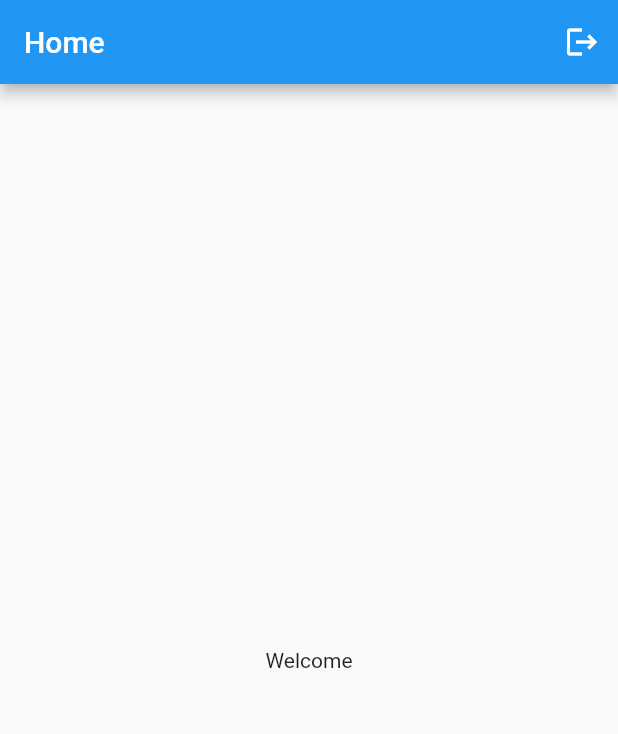
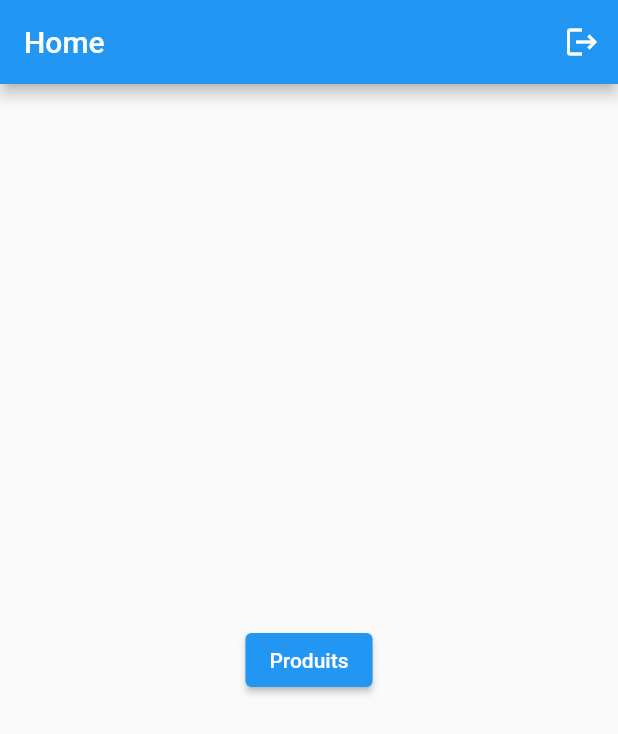
Before and after one commit to ismail97-hub/flutter_cours, a Flutter app: the HomeView screen opened directly, on a phone screen of 412 x 824 dp. Shown: the top 734 px of the screen. Run offline on Flutter 3.47's test engine with Material 2 defaults, Android fonts, the phone set to English and light mode, and no system bars; our stand-ins replace floor, shared_preferences, sqflite; accounts and stored records are empty; generated files the repository leaves out were written again.

Commit message:
add product entity to database and product view

```diff
--- a/lib/database/client_dao.dart
+++ b/lib/database/client_dao.dart
@@ -2,7 +2,7 @@ import 'package:floor/floor.dart';
 import 'package:secondapp/database/model.dart';
 
 @dao
-abstract class ClinetDAO {
+abstract class ClientDAO {
   @Query("SELECT * FROM Client")
   Future<List<Client>> findAll();
 
--- a/lib/database/database.dart
+++ b/lib/database/database.dart
@@ -2,13 +2,15 @@ import 'dart:async';
 import 'package:floor/floor.dart';
 import 'package:secondapp/database/client_dao.dart';
 import 'package:secondapp/database/model.dart';
+import 'package:secondapp/database/produit_dao.dart';
 import 'package:sqflite/sqflite.dart' as sqflite;
 
 part 'database.g.dart';
 
-@Database(version: 1, entities: [Client])
+@Database(version: 1, entities: [Client,Produit])
 abstract class AppDatabase extends FloorDatabase {
-  ClinetDAO get clientDao;
+  ClientDAO get clientDao;
+  ProduitDAO get produitDAO;
 
   static Future<AppDatabase> create(){
     return $FloorAppDatabase.databaseBuilder('test.db').build();
--- a/lib/database/model.dart
+++ b/lib/database/model.dart
@@ -15,3 +15,18 @@ class Client {
 
   Client(this.id,this.username,this.password,this.telephone,this.role);
 }
+
+@entity
+class Produit {
+  @PrimaryKey(autoGenerate: true)
+  int? id;
+
+  String designation;
+
+  double pu;
+
+  int qte;
+
+  Produit(this.id,this.designation,this.pu,this.qte);
+
+}
--- a/lib/home_view.dart
+++ b/lib/home_view.dart
@@ -2,6 +2,7 @@ import 'package:flutter/cupertino.dart';
 import 'package:flutter/material.dart';
 import 'package:secondapp/app_preferences.dart';
 import 'package:secondapp/login_view.dart';
+import 'package:secondapp/produits_view.dart';
 
 class HomeView extends StatefulWidget {
   const HomeView({super.key});
@@ -24,7 +25,10 @@ class _HomeViewState extends State<HomeView> {
         ],
       ),
       body: Center(
-        child: Text("Welcome"),
+        child: ElevatedButton(onPressed: (){
+          Navigator.push(context,
+            CupertinoPageRoute(builder: (_)=>ProduitsView()));
+        }, child: Text("Produits")),
       ),
     );
   }
--- a/lib/main.dart
+++ b/lib/main.dart
@@ -22,8 +22,14 @@ class _MyAppState extends State<MyApp> {
     database.clientDao.insertClient(Client(null,"ismail97", "123456","0653406950","user"));
   }
 
+  insertProduit()async{
+    final database = await AppDatabase.create();
+    database.produitDAO.insertProduit(Produit(null,"Café",11.0,5));
+  }
+
   @override
   void initState() {
+    // insertClient();
     super.initState();
   }
 
```
Also changed, not shown: lib/database/produit_dao.dart (added, +11 -0 lines), lib/produits_view.dart (added, +57 -0 lines), lib/database/database.g.dart.
